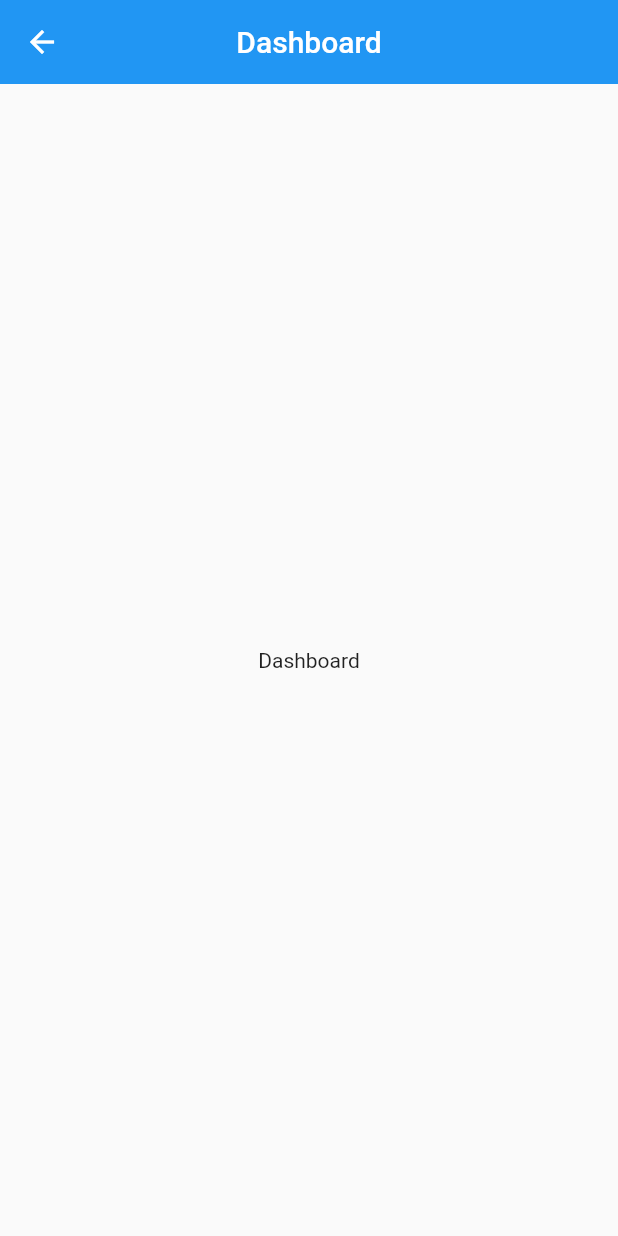
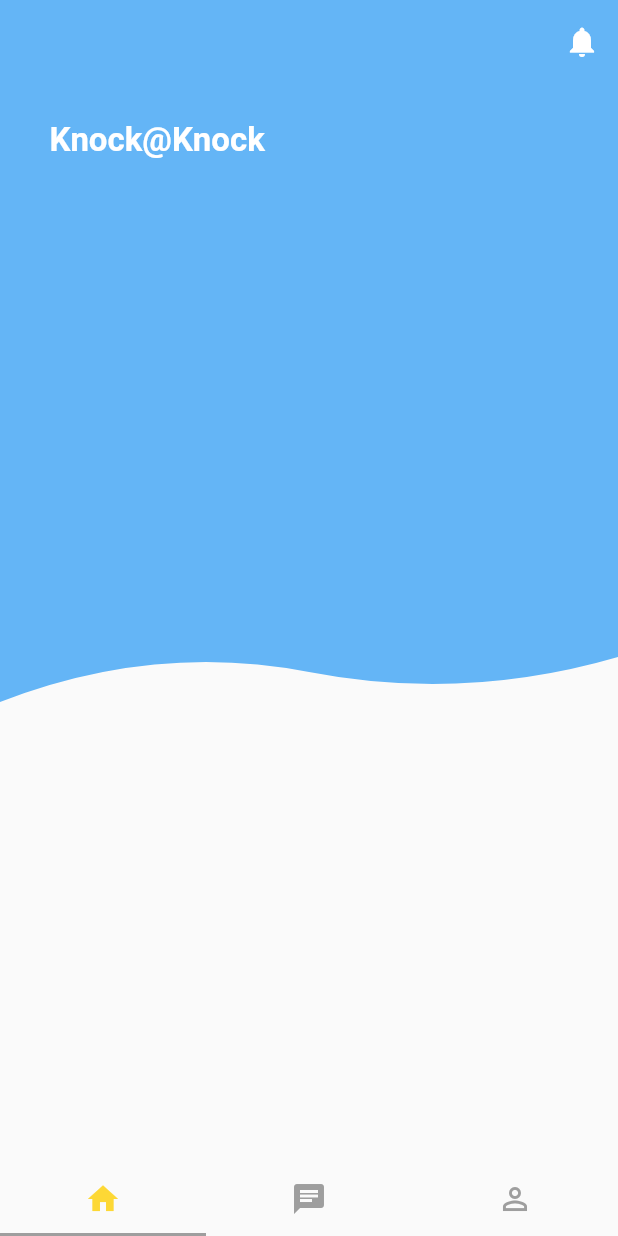
Before and after one commit to SabinaSubedi/knocknock, a Flutter app: the DashboardScreen screen opened directly, on a phone screen of 412 x 824 dp. Run offline on Flutter 3.47's test engine with Material 2 defaults, Android fonts, the phone set to English and light mode, and no system bars; our stand-ins replace country_code_picker, firebase_auth; accounts and stored records are empty.

Commit message:
Implemented home, chat and account tab content

```diff
--- /dev/null
+++ b/lib/notifiers/app_title.dart
@@ -0,0 +1,12 @@
+import 'package:flutter/widgets.dart';
+
+class AppTitleNotifier with ChangeNotifier {
+  String _title = '';
+
+  String get title => _title;
+
+  void setTitle(String title) {
+    this._title = title;
+    notifyListeners();
+  }
+}
--- a/lib/screens/dashboard.dart
+++ b/lib/screens/dashboard.dart
@@ -1,20 +1,102 @@
 import 'package:flutter/material.dart';
+import 'package:provider/provider.dart';
+import 'package:medicad/notifiers/app_title.dart';
+import 'package:medicad/screens/tab_content/home.dart';
+import 'package:medicad/screens/tab_content/chat.dart';
+import 'package:medicad/screens/tab_content/account.dart';
 import 'package:medicad/strings.dart';
 
-class  DashboardScreen extends StatelessWidget {
+class  DashboardScreen extends StatefulWidget {
+  @override
+  _DashboardScreenState createState() => _DashboardScreenState();
+}
+
+class _DashboardScreenState extends State<DashboardScreen> with SingleTickerProviderStateMixin{
+  BuildContext _context;
+  TabController _tabController;
+
+  @override
+  void initState() {
+    super.initState();
+    _tabController = TabController( vsync: this, length: 3);
+    _tabController.addListener(_handleTabSelection);
+  }
+
+ void _handleTabSelection() {
+    String title = '';
+    if (! _tabController.indexIsChanging) {
+      switch (_tabController.index) {
+        case 0:
+          title = '';
+          break;
+        case 1:
+          title = Strings.CHAT;
+          break;
+        case 2:
+          title = Strings.ACCOUNT;
+          break;
+        default:
+          title = '';
+          break;
+      }
+      Provider.of<AppTitleNotifier>(context, listen: false).setTitle(title);
+    }
+  }
+
+  @override
+  void dispose() {
+    _tabController.dispose();
+    super.dispose();
+  }
+
   @override
   Widget build(BuildContext context) {
-    return Container(
+    _context = context;
+    return DefaultTabController(
+      length: 3,
       child: Scaffold(
+        extendBodyBehindAppBar: true,
         appBar: AppBar(
-          title: Text(Strings.DASHBOARD),
-          centerTitle: true,
+          title: Consumer<AppTitleNotifier>(
+            builder: (context, appTitle, child) {
+              return Text(appTitle.title);
+            }
+          ),
+          backgroundColor: Colors.blue.shade300,
           elevation: 0.0,
+          actions: <Widget>[
+            IconButton(
+              icon: Icon(Icons.notifications),
+              onPressed: () {},
+            ),
+          ],
         ),
         body: SafeArea(
-          child: Center(
-            child: Text( 'Dashboard')
-          ),
+          child: TabBarView(
+            controller: _tabController,
+            children: <Widget>[
+              HomeTabContent(),
+              ChatTabContent(),
+              AccountTabContent(),
+            ],
+          )
+        ),
+        bottomNavigationBar: TabBar(
+          controller: _tabController,
+          tabs: [
+            Tab(
+              icon: Icon(Icons.home),
+            ),
+            Tab(
+              icon: Icon(Icons.chat),
+            ),
+            Tab(
+              icon: Icon(Icons.perm_identity),
+            ),
+          ],
+          labelColor: Colors.yellow.shade600,
+          unselectedLabelColor: Colors.grey,
+          indicatorColor: Colors.grey,
         ),
       ),
     );
--- /dev/null
+++ b/lib/screens/tab_content/home.dart
@@ -0,0 +1,55 @@
+import 'package:flutter/material.dart';
+import 'package:provider/provider.dart';
+import 'package:medicad/notifiers/app_title.dart';
+
+class HomeTabContent extends StatelessWidget {
+  @override
+  Widget build(BuildContext context) {
+    final screenSize = MediaQuery.of(context).size;
+
+    return Container(
+      child: Stack(
+        children: <Widget>[
+          ClipPath(
+            child: Container(
+              height: screenSize.height * 0.5,
+              color: Colors.blue.shade300,
+            ),
+            clipper: BackgroundClipper(),
+          ),
+
+          Container(
+            child: Text(
+              'Knock@Knock',
+              style: TextStyle(
+                fontSize: 22.0,
+                fontWeight: FontWeight.bold,
+                color: Colors.white
+              ),
+            ),
+            margin: EdgeInsets.symmetric(
+              vertical: screenSize.height * 0.03,
+              horizontal: screenSize.width * 0.08
+              ),
+          )
+
+        ],
+      )
+    );
+  }
+}
+class BackgroundClipper extends CustomClipper<Path> {
+  @override
+  Path getClip(Size size) {
+    Path path = Path();
+    path.lineTo(0, size.height);
+    path.quadraticBezierTo(size.width/4, size.height - 40, size.width/2, size.height-20);
+    path.quadraticBezierTo(3/4*size.width, size.height, size.width, size.height-30);
+    path.lineTo(size.width, 0);
+
+    return path;
+  }
+
+  @override
+  bool shouldReclip(CustomClipper<Path> oldClipper) => true;
+}
--- a/lib/strings.dart
+++ b/lib/strings.dart
@@ -1,12 +1,14 @@
 class Strings {
   static const String APP_TITLE             = 'Medicad';
-  static const String ORG_NAME              = 'Sagar Tamang';
+  static const String ORG_NAME              = 'Sabina Subedi';
   static const String LOGIN                 = 'Login';
   static const String EMAIL                 = 'Email';
   static const String DASHBOARD             = 'Dashboard';
   static const String PHONE_NUMBER          = 'Phone Number';
   static const String PASSWORD              = 'Password';
   static const String SIGN_IN               = 'Sign In';
+  static const String CHAT                  = 'Chat';
+  static const String ACCOUNT               = 'Account';
   static const String CREATE_AN_ACCOUNT     = 'Create an account';
   static const String SIGN_IN_WITH_GOOGLE   = 'Sign In with Google';
   static const String SIGN_IN_WITH_FACEBOOK = 'Sign In with Facebook';
--- a/pubspec.yaml
+++ b/pubspec.yaml
@@ -21,6 +21,7 @@ dependencies:
     sdk: flutter
   flutter_localizations:
     sdk: flutter
+  provider: ^4.1.2
   font_awesome_flutter: ^8.8.1
   firebase_auth: ^0.16.1
   country_code_picker: ^1.3.14
```
Also changed, not shown: lib/main.dart (+16 -2 lines), lib/screens/tab_content/account.dart (added, +15 -0 lines), lib/screens/tab_content/chat.dart (added, +15 -0 lines), pubspec.lock.
